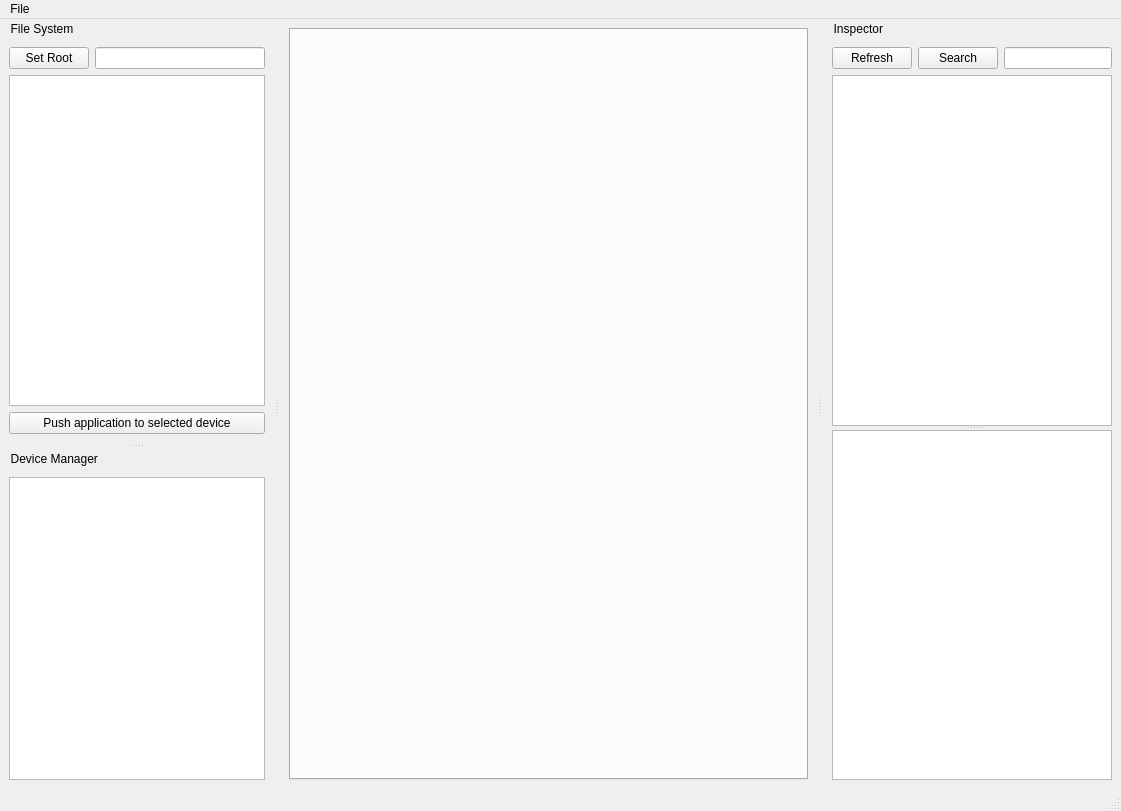
First picture: the form in tools/debug/TreeView.ui, repository TrickPlay/Trickplay, before the edit.
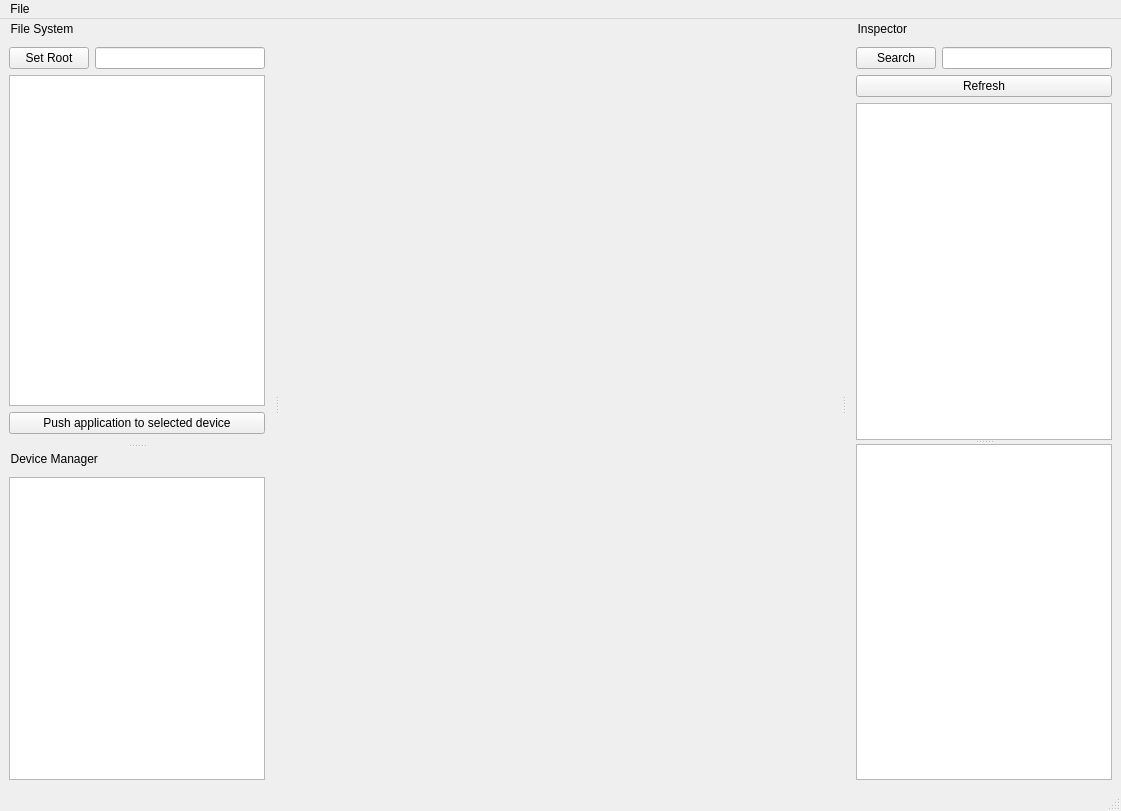
Second picture: the form after the edit.

What changed in the file:
```diff
--- a/tools/debug/TreeView.ui
+++ b/tools/debug/TreeView.ui
@@ -32,6 +32,15 @@
       <property name="currentIndex">
        <number>-1</number>
       </property>
+      <property name="documentMode">
+       <bool>true</bool>
+      </property>
+      <property name="tabsClosable">
+       <bool>true</bool>
+      </property>
+      <property name="movable">
+       <bool>true</bool>
+      </property>
      </widget>
     </item>
    </layout>
@@ -74,13 +83,6 @@
     <layout class="QGridLayout" name="gridLayout_2">
      <item row="0" column="0">
       <layout class="QHBoxLayout" name="horizontalLayout_5">
-       <item>
-        <widget class="QPushButton" name="button_Refresh">
-         <property name="text">
-          <string>Refresh</string>
-         </property>
-        </widget>
-       </item>
        <item>
         <widget class="QPushButton" name="button_Search">
          <property name="text">
@@ -187,14 +189,11 @@
          <bool>true</bool>
         </attribute>
         <attribute name="headerDefaultSectionSize">
-         <number>200</number>
+         <number>150</number>
         </attribute>
         <attribute name="headerHighlightSections">
          <bool>true</bool>
         </attribute>
-        <attribute name="headerMinimumSectionSize">
-         <number>30</number>
-        </attribute>
         <attribute name="headerStretchLastSection">
          <bool>true</bool>
         </attribute>
@@ -210,14 +209,18 @@
          <bool>true</bool>
         </property>
         <attribute name="headerDefaultSectionSize">
-         <number>200</number>
-        </attribute>
-        <attribute name="headerMinimumSectionSize">
-         <number>30</number>
+         <number>150</number>
         </attribute>
        </widget>
       </widget>
      </item>
+     <item row="1" column="0">
+      <widget class="QPushButton" name="button_Refresh">
+       <property name="text">
+        <string>Refresh</string>
+       </property>
+      </widget>
+     </item>
     </layout>
    </widget>
   </widget>
```
Left out of the diff: 39 changed lines with no effect on the pictures.
